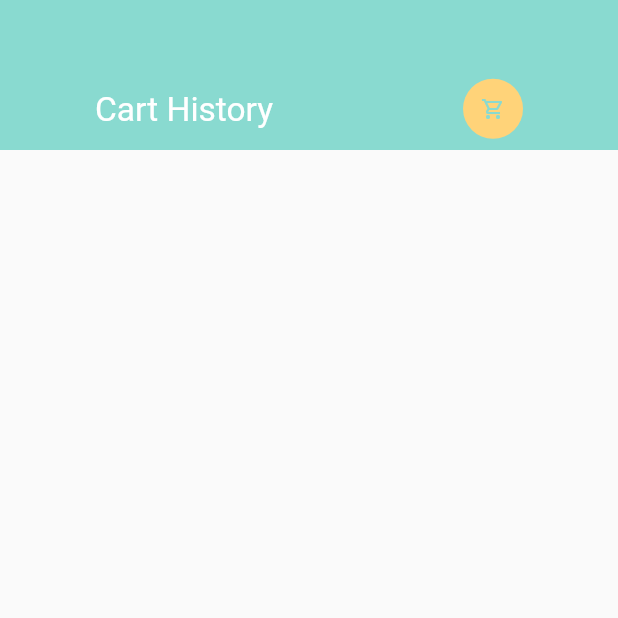
After one commit to KHALMATOV-FARRUKH/food_delivery_app, a Flutter app: the CartHistory screen opened directly, on a phone screen of 412 x 824 dp, the top half of it. The commit adds this screen. Run offline on Flutter 3.47's test engine with Material 2 defaults, Android fonts, the phone set to English and light mode, and no system bars; our stand-ins replace dots_indicator, get, shared_preferences; accounts and stored records are empty; network calls fail.

Commit message:
Created dart files: cart_history_dart test.dart
and added dimension:
shared_preferences: ^2.0.11

```diff
--- a/lib/data/repository/cart_repo.dart
+++ b/lib/data/repository/cart_repo.dart
@@ -1,3 +1,73 @@
+import 'dart:convert';
+
+import 'package:food_delivery_app/models/cart_model.dart';
+import 'package:food_delivery_app/utils/app_constants.dart';
+import 'package:shared_preferences/shared_preferences.dart';
+
 class CartRepo{
+  final SharedPreferences sharedPreferences;
+  CartRepo({required this.sharedPreferences});
 
+  List<String> cart=[];
+  List<String> cartHistory=[];
+
+
+  void addToCartList(List<CartModel> cartList){
+    sharedPreferences.remove(AppConstants.CART_LIST);
+    sharedPreferences.remove(AppConstants.CART_HISTORY_LIST);
+    var time  = DateTime.now().toString();
+    cart = [];
+
+    cartList.forEach((element){
+      element.time = time;
+      return cart.add(jsonEncode(element));
+    });
+
+    sharedPreferences.setStringList(AppConstants.CART_LIST, cart);
+    // print(sharedPreferences.getStringList(AppConstants.CART_LIST));
+    // getCartList();
+  }
+
+  List<CartModel> getCartList() {
+    List<String> carts=[];
+    if(sharedPreferences.containsKey(AppConstants.CART_LIST)){
+      carts =sharedPreferences.getStringList(AppConstants.CART_LIST)!;
+    }
+    List<CartModel> cartList = [];
+
+    carts.forEach((element)=>cartList.add(CartModel.fromJson(jsonDecode(element))));
+
+    return cartList;
+  }
+
+  List<CartModel> getCartHistoryList(){
+    if(sharedPreferences.containsKey(AppConstants.CART_HISTORY_LIST)){
+      // cartHistory=[];
+      cartHistory = sharedPreferences.getStringList(AppConstants.CART_HISTORY_LIST)!;
+    }
+    List<CartModel> cartListHistory=[];
+    cartHistory.forEach((element) => cartListHistory.add(CartModel.fromJson(jsonDecode(element))));
+    return cartListHistory;
+  }
+
+
+  void addCartHistoryList(){
+    if(sharedPreferences.containsKey(AppConstants.CART_HISTORY_LIST)){
+      cartHistory = sharedPreferences.getStringList(AppConstants.CART_HISTORY_LIST)!;
+    }
+    for(int i=0; i<cart.length; i++){
+      print("history list "+cart[i]);
+      cartHistory.add(cart[i]);
+    }
+    removeCart();
+    sharedPreferences.setStringList(AppConstants.CART_HISTORY_LIST, cartHistory);
+    for(int j=0; j<getCartHistoryList().length; j++){
+
+    }
+  }
+
+  void removeCart(){
+    cart=[];
+    sharedPreferences.remove(AppConstants.CART_LIST);
+  }
 }
--- a/lib/main.dart
+++ b/lib/main.dart
@@ -1,4 +1,6 @@
 import 'package:flutter/material.dart';
+import 'package:flutter/cupertino.dart';
+import 'package:food_delivery_app/controllers/cart_controller.dart';
 import 'package:food_delivery_app/controllers/popular_product_controller.dart';
 import 'package:food_delivery_app/controllers/recommended_product_controller.dart';
 import 'package:food_delivery_app/pages/food/popular_food_detail.dart';
@@ -17,18 +19,21 @@ Future<void> main() async {
 }
 
 class MyApp extends StatelessWidget {
-  const MyApp({super.key});
+  const MyApp({Key? key}) : super(key: key);
 
   @override
   Widget build(BuildContext context) {
-
-    return GetMaterialApp(
-      debugShowCheckedModeBanner: false,
-      title: 'Flutter Demo',
-      // home: SplashScreen(),
-
-      initialRoute: RouteHelper.getSplashPage(),
-      getPages: RouteHelper.routes,
-    );
+  Get.find<CartController>().getCartData();
+   return GetBuilder<PopularProductController>(builder: (_){
+     return GetBuilder<RecommendedProductController>(builder: (_){
+       return GetMaterialApp(
+         debugShowCheckedModeBanner: false,
+         title: "Flutter Demo",
+         //home: SplashScreen(),
+         initialRoute: RouteHelper.getSplashPage(),
+         getPages: RouteHelper.routes,
+       );
+     });
+   });
   }
 }
--- /dev/null
+++ b/lib/pages/cart/cart_history.dart
@@ -0,0 +1,110 @@
+import 'package:flutter/material.dart';
+import 'package:flutter/cupertino.dart';
+import 'package:food_delivery_app/controllers/cart_controller.dart';
+import 'package:food_delivery_app/utils/app_constants.dart';
+import 'package:food_delivery_app/utils/colors.dart';
+import 'package:food_delivery_app/utils/dimensions.dart';
+import 'package:food_delivery_app/widgets/app_icon.dart';
+import 'package:food_delivery_app/widgets/big_text.dart';
+import 'package:get/get.dart';
+
+class CartHistory extends StatelessWidget {
+  const CartHistory({Key? key}) : super(key: key);
+
+  @override
+  Widget build(BuildContext context) {
+    var getCartHistoryList = Get.find<CartController>().getCartHistoryList();
+    Map<String, int> cartItemsPerOrder = Map();
+
+    for (int i = 0; i < getCartHistoryList.length; i++) {
+      if (cartItemsPerOrder.containsKey(getCartHistoryList[i].time)) {
+        cartItemsPerOrder.update(
+            getCartHistoryList[i].time!, (value) => ++value);
+      } else {
+        cartItemsPerOrder.putIfAbsent(getCartHistoryList[i].time!, () => 1);
+      }
+    }
+
+    List<int> cartOrderTimeToList() {
+      return cartItemsPerOrder.entries.map((e) => e.value).toList();
+    }
+
+    List<int> itemsPerOrder = cartOrderTimeToList();
+
+    var listCounter = 0;
+
+    return Scaffold(
+      body: Column(
+        children: [
+          Container(
+            height: 100,
+            color: AppColors.mainColor,
+            width: double.maxFinite,
+            padding: EdgeInsets.only(top: 45),
+            child: Row(
+              mainAxisAlignment: MainAxisAlignment.spaceAround,
+              children: [
+                BigText(
+                  text: "Cart History",
+                  color: Colors.white,
+                ),
+                AppIcon(
+                  icon: Icons.shopping_cart_outlined,
+                  iconColor: AppColors.mainColor,
+                  backgroundColor: AppColors.yellowColor,
+                )
+              ],
+            ),
+          ),
+          Expanded(
+            child: Container(
+              margin: EdgeInsets.only(
+                top: Dimensions.height20,
+                left: Dimensions.width20,
+                right: Dimensions.width20,
+              ),
+              child: ListView(
+                children: [
+                  for (int i = 0; i < itemsPerOrder.length; i++)
+                    Container(
+                      margin: EdgeInsets.only(bottom: Dimensions.height20),
+                      child: Column(
+                        crossAxisAlignment: CrossAxisAlignment.start,
+                        children: [
+                          BigText(text: "05/05/2021", ),
+                          Row(
+                            children: [
+                              Wrap(
+                                direction: Axis.horizontal,
+                                children: List.generate(itemsPerOrder[i], (index) {
+                                  if(listCounter<getCartHistoryList.length){
+                                    listCounter++;
+                                  }
+                                  return Container(
+                                    height: 80,
+                                    width: 80,
+                                    decoration: BoxDecoration(
+                                      image:  DecorationImage(
+                                        image: NetworkImage(
+                                          AppConstants.BASE_URL+AppConstants.UPLOAD_URL+getCartHistoryList[listCounter-1].img!,
+                                        )
+                                      )
+                                    ),
+                                  );
+                                }),
+                              )
+                            ],
+                          )
+                        ],
+                      ),
+
+                    )
+                ],
+              ),
+            ),
+          ),
+        ],
+      ),
+    );
+  }
+}
--- a/lib/pages/home/home_page.dart
+++ b/lib/pages/home/home_page.dart
@@ -1,5 +1,6 @@
 import 'package:flutter/cupertino.dart';
 import 'package:flutter/material.dart';
+import 'package:food_delivery_app/pages/cart/cart_history.dart';
 import 'package:food_delivery_app/pages/home/main_food_page.dart';
 import 'package:food_delivery_app/utils/colors.dart';
 // import 'package:persistent_bottom_nav_bar/persistent_tab_view.dart';
@@ -21,7 +22,7 @@ class _HomePageState extends State<HomePage> {
   List pages = [
     MainFoodPage(),
     Container(child: Center(child: Text("Next page"))),
-    Container(child: Center(child: Text("Next next page"))),
+    CartHistory(),
     Container(child: Center(child: Text("Next next next page"))),
   ];
 
--- a/lib/pages/home/main_food_page.dart
+++ b/lib/pages/home/main_food_page.dart
@@ -15,7 +15,7 @@ class MainFoodPage extends StatefulWidget {
 class _MainFoodPageState extends State<MainFoodPage> {
   @override
   Widget build(BuildContext context) {
-    print("current height is" + MediaQuery.of(context).size.width.toString());
+    // print("current height is" + MediaQuery.of(context).size.width.toString());
     return Scaffold(
       body: Column(
         children: [
--- a/lib/pages/splash/splash_page.dart
+++ b/lib/pages/splash/splash_page.dart
@@ -1,10 +1,10 @@
 import 'dart:async';
-
 import 'package:flutter/cupertino.dart';
 import 'package:flutter/material.dart';
 import 'package:food_delivery_app/controllers/popular_product_controller.dart';
 import 'package:food_delivery_app/controllers/recommended_product_controller.dart';
 import 'package:food_delivery_app/routes/route_helper.dart';
+import 'package:food_delivery_app/utils/dimensions.dart';
 import 'package:get/get.dart';
 
 class SplashScreen extends StatefulWidget {
@@ -50,14 +50,14 @@ class _SplashScreenState extends State<SplashScreen>
             child: Center(
               child: Image.asset(
                 "assets/image/logo part 1.png",
-                width: 250,
+                width: Dimensions.splashImg,
               ),
             ),
           ),
           Center(
             child: Image.asset(
               "assets/image/logo part 2.png",
-              width: 250,
+              width: Dimensions.splashImg,
             ),
           ),
         ],
--- a/lib/utils/app_constants.dart
+++ b/lib/utils/app_constants.dart
@@ -8,4 +8,6 @@ class AppConstants {
   static const String UPLOAD_URL = "/uploads/";
 
   static const String TOKEN = "DBtoken";
+  static const String CART_LIST = "cart-list";
+  static const String CART_HISTORY_LIST = "cart-history-list";
 }
--- a/lib/utils/dimensions.dart
+++ b/lib/utils/dimensions.dart
@@ -1,4 +1,5 @@
 import 'package:get/get.dart';
+
 
 class Dimensions {
   static double screenHeight = Get.context!.height;
@@ -44,4 +45,7 @@ class Dimensions {
 
 //bottom height
   static double bottomHeightBar = screenHeight / 6.14;
+
+  //splash screen dimensions
+  static double splashImg = screenHeight / 3.38;
 }
--- a/pubspec.yaml
+++ b/pubspec.yaml
@@ -38,7 +38,7 @@ dependencies:
   cupertino_icons: ^1.0.2
   get: ^4.6.5
   dots_indicator: ^2.1.0
-
+  shared_preferences: ^2.0.11
 
 dev_dependencies:
   flutter_test:
```
Also changed, not shown: lib/controllers/cart_controller.dart (+41 -11 lines), lib/controllers/popular_product_controller.dart (+4 -4 lines), lib/helper/dependencies.dart (+6 -2 lines), lib/models/cart_model.dart (+17 -0 lines), lib/models/products_model.dart (+19 -1 lines), lib/pages/cart/cart_page.dart (+8 -6 lines), lib/pages/food/popular_food_detail.dart (+7 -5 lines), lib/pages/food/recommended_food_detail.dart (+9 -7 lines), lib/test.dart (added, +65 -0 lines), pubspec.lock.
